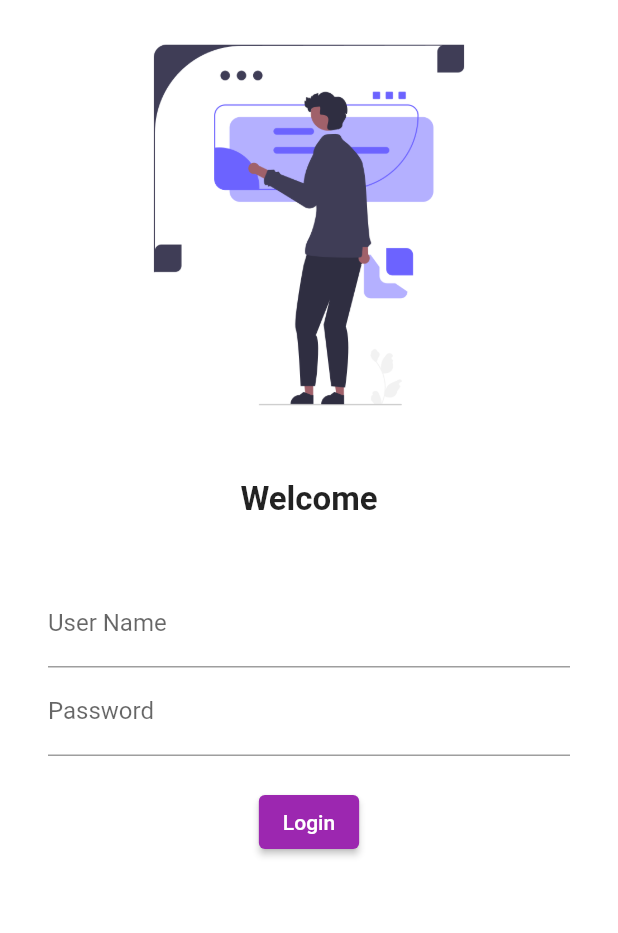
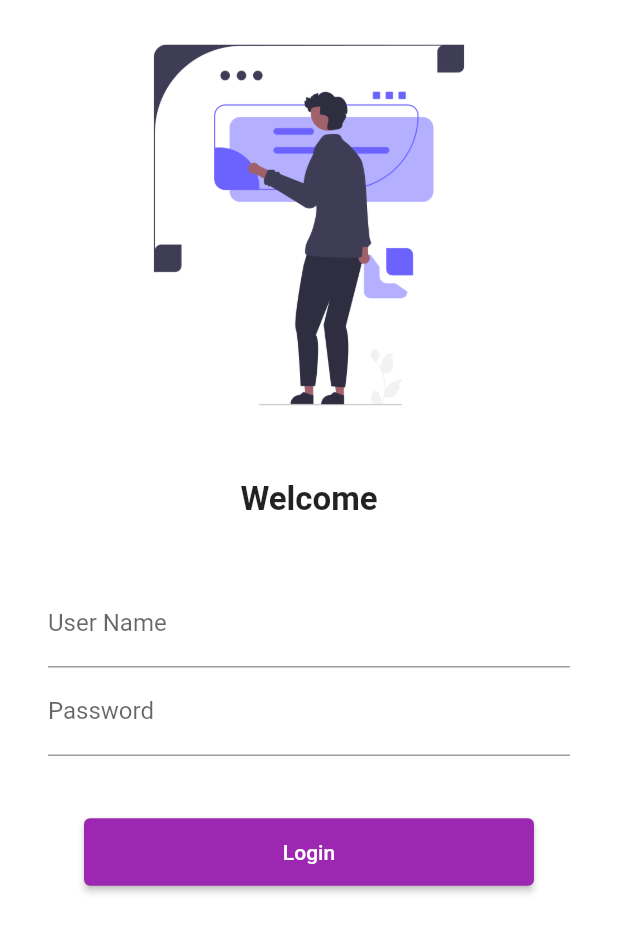
Before and after one commit to avjashroon/Flutter-catalog-app, a Flutter app: the screen it shows after launch, on a phone screen of 412 x 824 dp. Shown: the top 933 px of the screen. Run offline on Flutter 3.47's test engine with Material 2 defaults, Android fonts, the phone set to English and light mode, and no system bars.

Commit message:
day 5 completed

```diff
--- a/codepur/lib/main.dart
+++ b/codepur/lib/main.dart
@@ -4,6 +4,7 @@ import 'dart:convert';
 
 import 'package:codepur/pages/home_page.dart';
 import 'package:codepur/pages/login_page.dart';
+import 'package:codepur/utils/routs.dart';
 import 'package:flutter/material.dart';
 
 void main() {
@@ -22,12 +23,13 @@ class MyApp extends StatelessWidget {
       theme: ThemeData(
         primarySwatch: Colors.purple,
       ),
+      debugShowCheckedModeBanner: false,
 
       initialRoute: "/",
       routes: {
         "/": (context) => LoginPage(),
-        "/home": (context) => HomePage(),
-        "/login": (context) => LoginPage()
+        MyRoutes.homeRoute: (context) => HomePage(),
+        MyRoutes.loginRoute: (context) => LoginPage()
       },
     );
   }
--- a/codepur/lib/pages/login_page.dart
+++ b/codepur/lib/pages/login_page.dart
@@ -1,3 +1,4 @@
+import 'package:codepur/utils/routs.dart';
 import 'package:flutter/material.dart';
 
 class LoginPage extends StatelessWidget {
@@ -7,6 +8,7 @@ class LoginPage extends StatelessWidget {
   Widget build(BuildContext context) {
     return Material(
         color: Colors.white,
+        child: SingleChildScrollView(
           child: Column(
             children: [
               Image.asset(
@@ -43,19 +45,20 @@ class LoginPage extends StatelessWidget {
                       ),
                     ),
                     SizedBox(
-                    height: 20,
+                      height: 40,
                     ),
                     ElevatedButton(
                       onPressed: () {
-                      print('Hi Ashok');
+                        Navigator.pushNamed(context, MyRoutes.homeRoute);
                       },
                       child: Text('Login'),
-                    style: TextButton.styleFrom(),
+                      style: TextButton.styleFrom(minimumSize: Size(300, 45)),
                     )
                   ],
                 ),
               )
             ],
+          ),
         ));
   }
 }
--- /dev/null
+++ b/codepur/lib/utils/routs.dart
@@ -0,0 +1,4 @@
+class MyRoutes {
+  static String loginRoute = '/login';
+  static String homeRoute = '/home';
+}
```
Lines whose indentation alone changed are shown as unchanged.
